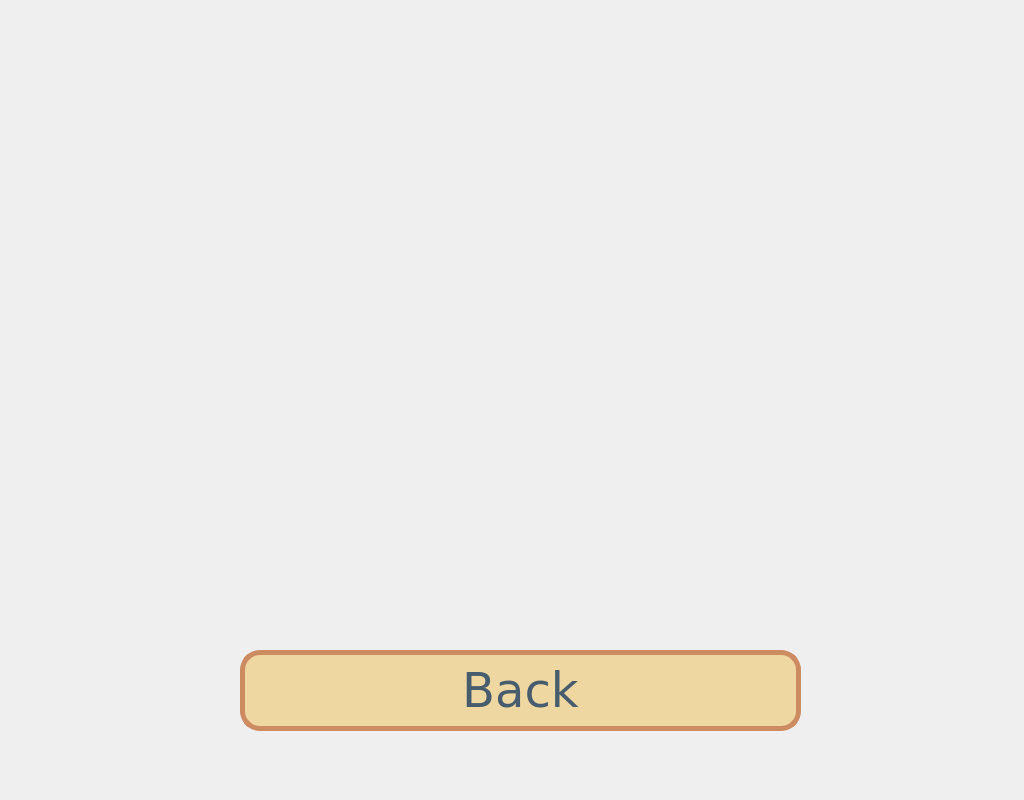
The window that map_designer.ui (hassanashr/FINALPROJECT) describes before a commit, drawn with Qt 5.
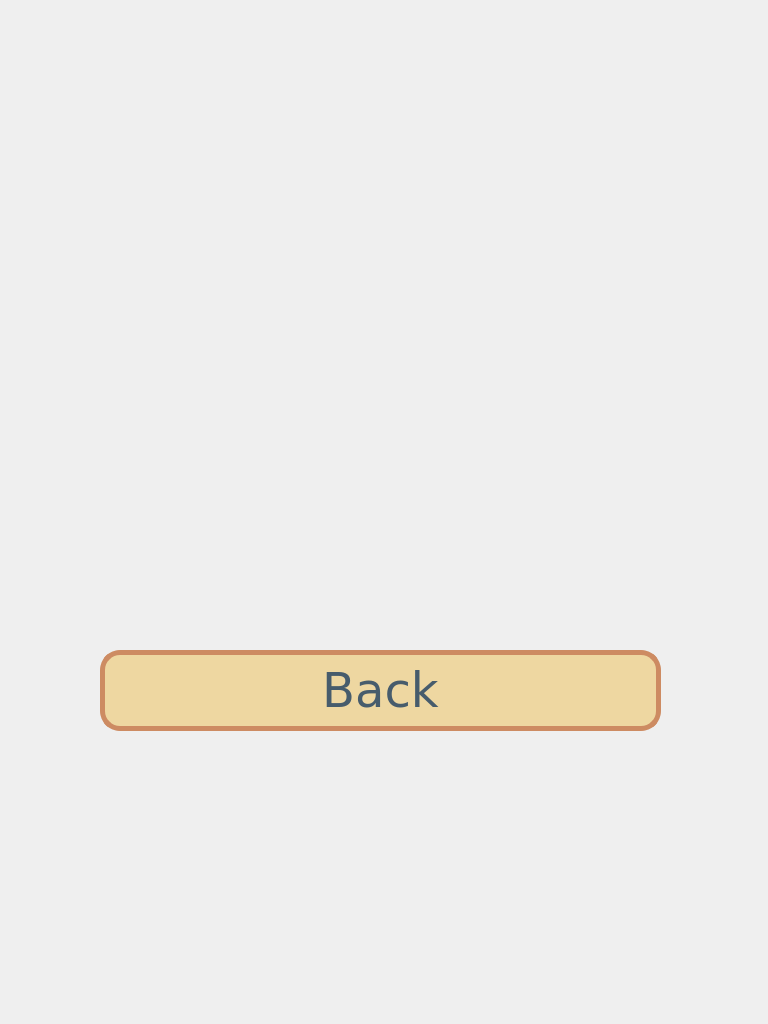
The same window after the commit.

Commit message: Finalized windows

The edit to the form file:
```diff
--- a/map_designer.ui
+++ b/map_designer.ui
@@ -6,8 +6,8 @@
    <rect>
     <x>0</x>
     <y>0</y>
-    <width>1024</width>
-    <height>800</height>
+    <width>768</width>
+    <height>1024</height>
    </rect>
   </property>
   <property name="windowTitle">
@@ -16,7 +16,7 @@
   <widget class="QPushButton" name="back">
    <property name="geometry">
     <rect>
-     <x>240</x>
+     <x>100</x>
      <y>650</y>
      <width>561</width>
      <height>81</height>
```
The commit also changes 4 other files.
